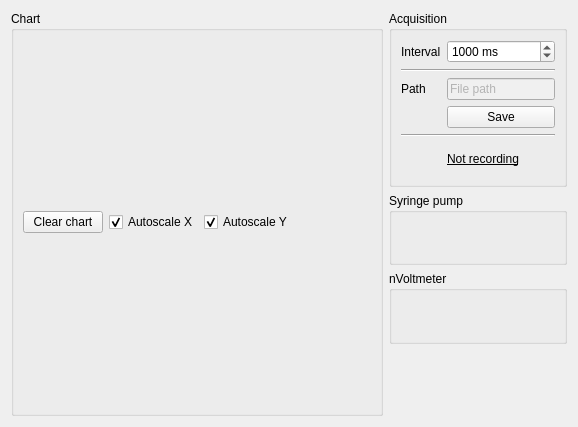
Before: the Qt Designer form WidgetMain.ui in AGuilbault/Microcal, drawn with Qt 5.
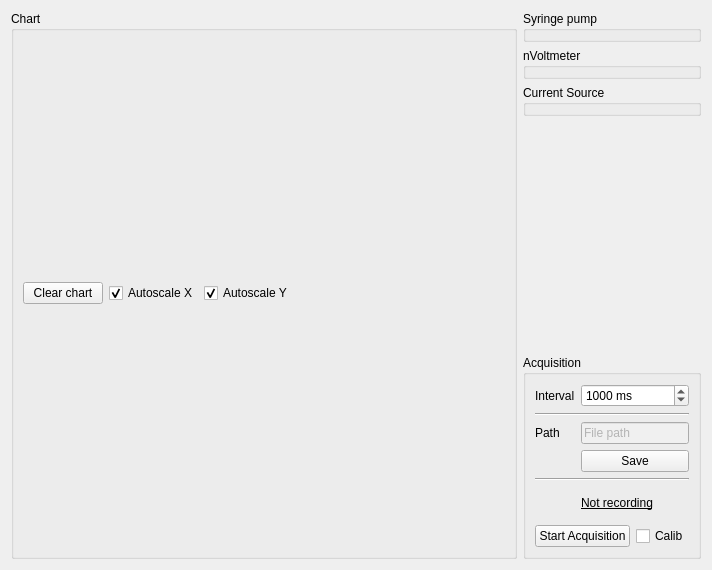
After: the same form once the commit is applied.

Commit message:
Added the current source and slight modification to the UI
Many changes in here since I did not have acces to the git

The edit to the form file:
```diff
--- a/WidgetMain.ui
+++ b/WidgetMain.ui
@@ -6,36 +6,15 @@
    <rect>
     <x>0</x>
     <y>0</y>
-    <width>578</width>
-    <height>427</height>
+    <width>712</width>
+    <height>570</height>
    </rect>
   </property>
   <property name="windowTitle">
    <string>Microcal</string>
   </property>
-  <layout class="QGridLayout" name="gridLayout" columnstretch="3,0">
-   <item row="3" column="1">
-    <spacer name="spacer">
-     <property name="orientation">
-      <enum>Qt::Vertical</enum>
-     </property>
-    </spacer>
-   </item>
-   <item row="1" column="1">
-    <widget class="QGroupBox" name="group_pump">
-     <property name="title">
-      <string>Syringe pump</string>
-     </property>
-    </widget>
-   </item>
-   <item row="2" column="1">
-    <widget class="QGroupBox" name="group_nvolt">
-     <property name="title">
-      <string>nVoltmeter</string>
-     </property>
-    </widget>
-   </item>
-   <item row="0" column="0" rowspan="4">
+  <layout class="QGridLayout" name="gridLayout" columnstretch="3,0,0,0,0,0">
+   <item row="0" column="0" rowspan="11">
     <widget class="QGroupBox" name="group_graph">
      <property name="title">
       <string>Chart</string>
@@ -94,8 +73,54 @@
      </layout>
     </widget>
    </item>
-   <item row="0" column="1">
+   <item row="0" column="3" rowspan="11">
+    <layout class="QVBoxLayout" name="verticalLayout_2">
+     <item>
+      <widget class="QGroupBox" name="group_pump">
+       <property name="title">
+        <string>Syringe pump</string>
+       </property>
+       <zorder>group_nvolt</zorder>
+       <zorder>group_cSource</zorder>
+       <zorder>groupBox</zorder>
+      </widget>
+     </item>
+     <item>
+      <widget class="QGroupBox" name="group_nvolt">
+       <property name="title">
+        <string>nVoltmeter</string>
+       </property>
+       <zorder>group_pump</zorder>
+      </widget>
+     </item>
+     <item>
+      <widget class="QGroupBox" name="group_cSource">
+       <property name="title">
+        <string>Current Source</string>
+       </property>
+      </widget>
+     </item>
+     <item>
+      <spacer name="verticalSpacer">
+       <property name="orientation">
+        <enum>Qt::Vertical</enum>
+       </property>
+       <property name="sizeHint" stdset="0">
+        <size>
+         <width>20</width>
+         <height>40</height>
+        </size>
+       </property>
+      </spacer>
+     </item>
+     <item>
     <widget class="QGroupBox" name="groupBox">
+       <property name="sizePolicy">
+        <sizepolicy hsizetype="Preferred" vsizetype="Minimum">
+         <horstretch>0</horstretch>
+         <verstretch>0</verstretch>
+        </sizepolicy>
+       </property>
      <property name="title">
       <string>Acquisition</string>
      </property>
@@ -251,6 +276,13 @@
         </property>
        </widget>
       </item>
+        <item row="4" column="0" colspan="2">
+         <widget class="Line" name="line_2">
+          <property name="orientation">
+           <enum>Qt::Horizontal</enum>
+          </property>
+         </widget>
+        </item>
       <item row="5" column="0">
        <widget class="QLabel" name="ico_state">
         <property name="minimumSize">
@@ -273,15 +305,34 @@
         </property>
        </widget>
       </item>
-      <item row="4" column="0" colspan="2">
-       <widget class="Line" name="line_2">
-        <property name="orientation">
-         <enum>Qt::Horizontal</enum>
-        </property>
-       </widget>
-      </item>
-     </layout>
-    </widget>
+        <item row="6" column="0" colspan="2">
+         <layout class="QHBoxLayout" name="horizontalLayout_2">
+          <item>
+           <widget class="QPushButton" name="btn_Aquire">
+            <property name="sizePolicy">
+             <sizepolicy hsizetype="Minimum" vsizetype="Fixed">
+              <horstretch>1</horstretch>
+              <verstretch>0</verstretch>
+             </sizepolicy>
+            </property>
+            <property name="text">
+             <string>Start Acquisition</string>
+            </property>
+           </widget>
+          </item>
+          <item>
+           <widget class="QCheckBox" name="checkBox_Calib">
+            <property name="text">
+             <string>Calib</string>
+            </property>
+           </widget>
+          </item>
+         </layout>
+        </item>
+       </layout>
+      </widget>
+     </item>
+    </layout>
    </item>
   </layout>
  </widget>
```
Lines whose indentation alone changed are shown as unchanged. The commit also changes 15 other files.
